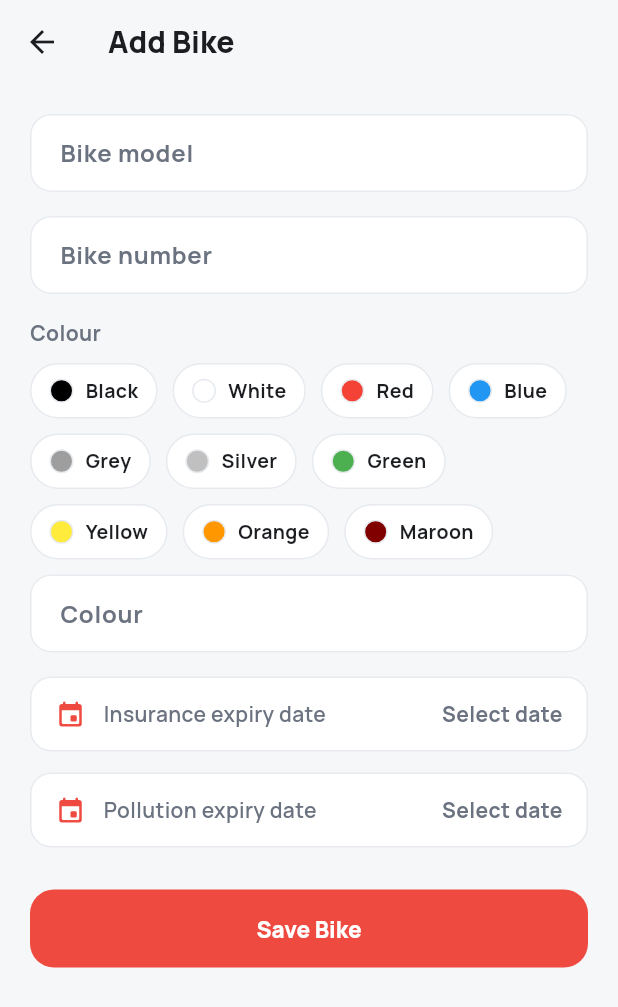
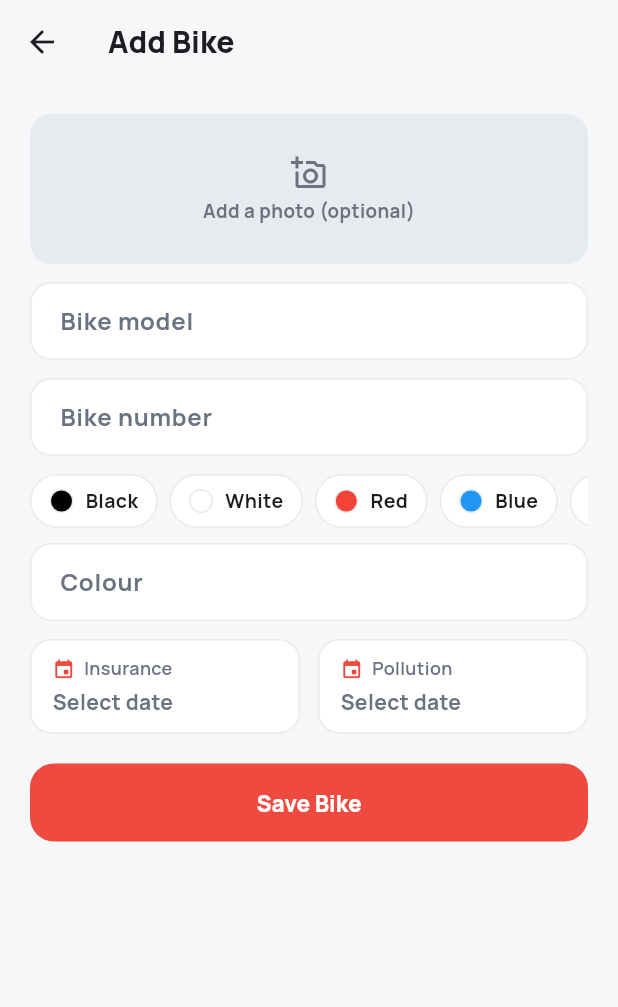
Before and after one commit to vaibhavvkumarr/ridrepo, a Flutter app: the AddVehicleScreen screen opened directly with empty values, on a phone screen of 412 x 824 dp. Shown: the top 1007 px of the screen. Run offline on Flutter 3.47's test engine with Material 3 defaults, Android fonts, the phone set to English and light mode, and no system bars; our stand-ins replace google_fonts, image_picker, share_plus, shared_preferences, sqflite; accounts and stored records are empty.

Commit message:
29th commit

```diff
--- a/lib/models/vehicle.dart
+++ b/lib/models/vehicle.dart
@@ -10,6 +10,7 @@ class Vehicle {
   final DateTime createdAt;
   final DateTime? insuranceExpiry;
   final DateTime? pollutionExpiry;
+  final String? photoPath;
 
   Vehicle({
     this.id,
@@ -21,6 +22,7 @@ class Vehicle {
     DateTime? createdAt,
     this.insuranceExpiry,
     this.pollutionExpiry,
+    this.photoPath,
   }) : createdAt = createdAt ?? DateTime.now();
 
   Vehicle copyWith({
@@ -33,6 +35,7 @@ class Vehicle {
     DateTime? createdAt,
     DateTime? insuranceExpiry,
     DateTime? pollutionExpiry,
+    String? photoPath,
   }) {
     return Vehicle(
       id: id ?? this.id,
@@ -44,6 +47,7 @@ class Vehicle {
       createdAt: createdAt ?? this.createdAt,
       insuranceExpiry: insuranceExpiry ?? this.insuranceExpiry,
       pollutionExpiry: pollutionExpiry ?? this.pollutionExpiry,
+      photoPath: photoPath ?? this.photoPath,
     );
   }
 
@@ -58,6 +62,7 @@ class Vehicle {
       'createdAt': createdAt.toIso8601String(),
       'insuranceExpiry': insuranceExpiry?.toIso8601String(),
       'pollutionExpiry': pollutionExpiry?.toIso8601String(),
+      'photoPath': photoPath,
     };
   }
 
@@ -76,6 +81,7 @@ class Vehicle {
       pollutionExpiry: map['pollutionExpiry'] != null
           ? DateTime.parse(map['pollutionExpiry'] as String)
           : null,
+      photoPath: map['photoPath'] as String?,
     );
   }
 }
--- a/lib/screens/add_vehicle_screen.dart
+++ b/lib/screens/add_vehicle_screen.dart
@@ -1,5 +1,9 @@
+import 'dart:io';
+
 import 'package:flutter/material.dart';
+import 'package:image_picker/image_picker.dart';
 import 'package:intl/intl.dart';
+import 'package:path_provider/path_provider.dart';
 
 import '../db/database_helper.dart';
 import '../models/vehicle.dart';
@@ -35,10 +39,48 @@ class _AddVehicleScreenState extends State<AddVehicleScreen> {
   final _colourController = TextEditingController();
   DateTime? _insuranceExpiry;
   DateTime? _pollutionExpiry;
+  File? _photo;
   bool _saving = false;
+  final _picker = ImagePicker();
 
   void _pickColour(String name) {
     setState(() => _colourController.text = name);
+  }
+
+  Future<void> _pickPhoto() async {
+    final source = await showModalBottomSheet<ImageSource>(
+      context: context,
+      backgroundColor: AppColors.card,
+      shape: const RoundedRectangleBorder(
+        borderRadius: BorderRadius.vertical(top: Radius.circular(20)),
+      ),
+      builder: (ctx) => SafeArea(
+        child: Wrap(
+          children: [
+            ListTile(
+              leading: const Icon(Icons.photo_camera_outlined),
+              title: const Text('Take photo'),
+              onTap: () => Navigator.of(ctx).pop(ImageSource.camera),
+            ),
+            ListTile(
+              leading: const Icon(Icons.photo_library_outlined),
+              title: const Text('Choose from gallery'),
+              onTap: () => Navigator.of(ctx).pop(ImageSource.gallery),
+            ),
+          ],
+        ),
+      ),
+    );
+    if (source == null) return;
+    final picked = await _picker.pickImage(source: source, imageQuality: 80);
+    if (picked == null) return;
+
+    final dir = await getApplicationDocumentsDirectory();
+    final fileName = 'vehicle_${DateTime.now().millisecondsSinceEpoch}.jpg';
+    final saved = await File(picked.path).copy('${dir.path}/$fileName');
+
+    if (!mounted) return;
+    setState(() => _photo = saved);
   }
 
   Future<void> _pickExpiryDate({required bool isInsurance}) async {
@@ -77,6 +119,7 @@ class _AddVehicleScreenState extends State<AddVehicleScreen> {
       colour: _colourController.text.trim(),
       insuranceExpiry: _insuranceExpiry,
       pollutionExpiry: _pollutionExpiry,
+      photoPath: _photo?.path,
     );
     await DatabaseHelper.instance.insertVehicle(vehicle);
     if (!mounted) return;
@@ -103,6 +146,39 @@ class _AddVehicleScreenState extends State<AddVehicleScreen> {
           child: ListView(
             padding: const EdgeInsets.all(20),
             children: [
+              InkWell(
+                borderRadius: BorderRadius.circular(14),
+                onTap: _pickPhoto,
+                child: Container(
+                  height: 100,
+                  width: double.infinity,
+                  decoration: BoxDecoration(
+                    color: AppColors.cardMuted,
+                    borderRadius: BorderRadius.circular(14),
+                    image: _photo != null
+                        ? DecorationImage(
+                            image: FileImage(_photo!), fit: BoxFit.cover)
+                        : null,
+                  ),
+                  child: _photo == null
+                      ? Column(
+                          mainAxisAlignment: MainAxisAlignment.center,
+                          children: [
+                            Icon(Icons.add_a_photo_outlined,
+                                color: AppColors.textSecondary, size: 24),
+                            const SizedBox(height: 4),
+                            Text(
+                              'Add a photo (optional)',
+                              style: TextStyle(
+                                  fontSize: 12.5,
+                                  color: AppColors.textSecondary),
+                            ),
+                          ],
+                        )
+                      : null,
+                ),
+              ),
+              const SizedBox(height: 12),
               Autocomplete<String>(
                 textEditingController: _modelController,
                 focusNode: _modelFocusNode,
@@ -178,7 +254,7 @@ class _AddVehicleScreenState extends State<AddVehicleScreen> {
                   );
                 },
               ),
-              const SizedBox(height: 16),
+              const SizedBox(height: 12),
               TextFormField(
                 controller: _numberController,
                 textCapitalization: TextCapitalization.characters,
@@ -190,22 +266,24 @@ class _AddVehicleScreenState extends State<AddVehicleScreen> {
                     ? 'Enter $label number'
                     : null,
               ),
-              const SizedBox(height: 16),
-              Text('Colour', style: Theme.of(context).textTheme.bodyMedium),
-              const SizedBox(height: 10),
-              Wrap(
-                spacing: 10,
-                runSpacing: 10,
-                children: [
-                  for (final entry in _frequentColours)
-                    _ColourChip(
+              const SizedBox(height: 12),
+              SizedBox(
+                height: 36,
+                child: ListView.separated(
+                  scrollDirection: Axis.horizontal,
+                  itemCount: _frequentColours.length,
+                  separatorBuilder: (_, __) => const SizedBox(width: 8),
+                  itemBuilder: (context, index) {
+                    final entry = _frequentColours[index];
+                    return _ColourChip(
                       name: entry.$1,
                       swatch: entry.$2,
                       selected: _colourController.text.trim().toLowerCase() ==
                           entry.$1.toLowerCase(),
                       onTap: () => _pickColour(entry.$1),
+                    );
+                  },
                 ),
-                ],
               ),
               const SizedBox(height: 10),
               TextFormField(
@@ -219,19 +297,27 @@ class _AddVehicleScreenState extends State<AddVehicleScreen> {
                 validator: (v) =>
                     (v == null || v.trim().isEmpty) ? 'Enter colour' : null,
               ),
-              const SizedBox(height: 16),
-              _ExpiryDateField(
-                label: 'Insurance expiry date',
+              const SizedBox(height: 12),
+              Row(
+                children: [
+                  Expanded(
+                    child: _ExpiryDateField(
+                      label: 'Insurance',
                       date: _insuranceExpiry,
                       onTap: () => _pickExpiryDate(isInsurance: true),
                     ),
-              const SizedBox(height: 14),
-              _ExpiryDateField(
-                label: 'Pollution expiry date',
+                  ),
+                  const SizedBox(width: 12),
+                  Expanded(
+                    child: _ExpiryDateField(
+                      label: 'Pollution',
                       date: _pollutionExpiry,
                       onTap: () => _pickExpiryDate(isInsurance: false),
                     ),
-              const SizedBox(height: 28),
+                  ),
+                ],
+              ),
+              const SizedBox(height: 20),
               ElevatedButton(
                 onPressed: _saving ? null : _save,
                 child: _saving
@@ -266,29 +352,37 @@ class _ExpiryDateField extends StatelessWidget {
 
   @override
   Widget build(BuildContext context) {
-    final dateFormat = DateFormat('d MMM yyyy');
+    final dateFormat = DateFormat('d MMM yy');
     return InkWell(
       borderRadius: BorderRadius.circular(14),
       onTap: onTap,
       child: Container(
-        padding: const EdgeInsets.symmetric(horizontal: 16, vertical: 14),
+        padding: const EdgeInsets.symmetric(horizontal: 14, vertical: 10),
         decoration: BoxDecoration(
           color: AppColors.card,
           borderRadius: BorderRadius.circular(14),
           border: Border.all(color: AppColors.cardMuted),
         ),
-        child: Row(
+        child: Column(
+          crossAxisAlignment: CrossAxisAlignment.start,
+          children: [
+            Row(
               children: [
                 const Icon(Icons.event_rounded,
-                color: AppColors.primaryRed, size: 20),
-            const SizedBox(width: 12),
-            Expanded(
-              child: Text(label,
-                  style: const TextStyle(fontWeight: FontWeight.w600)),
+                    color: AppColors.primaryRed, size: 15),
+                const SizedBox(width: 6),
+                Text(label,
+                    style: TextStyle(
+                        fontSize: 12,
+                        fontWeight: FontWeight.w600,
+                        color: AppColors.textSecondary)),
+              ],
             ),
+            const SizedBox(height: 4),
             Text(
               date != null ? dateFormat.format(date!) : 'Select date',
               style: TextStyle(
+                fontSize: 14,
                 color: date != null
                     ? AppColors.textPrimary
                     : AppColors.textSecondary,
@@ -321,7 +415,7 @@ class _ColourChip extends StatelessWidget {
       borderRadius: BorderRadius.circular(20),
       onTap: onTap,
       child: Container(
-        padding: const EdgeInsets.symmetric(horizontal: 12, vertical: 8),
+        padding: const EdgeInsets.symmetric(horizontal: 12, vertical: 6),
         decoration: BoxDecoration(
           color: selected
               ? AppColors.primaryRed.withValues(alpha: 0.12)
```
Also changed, not shown: lib/db/database_helper.dart (+6 -2 lines), lib/screens/all_vehicles_screen.dart (+32 -8 lines). Lines whose indentation alone changed are shown as unchanged.
